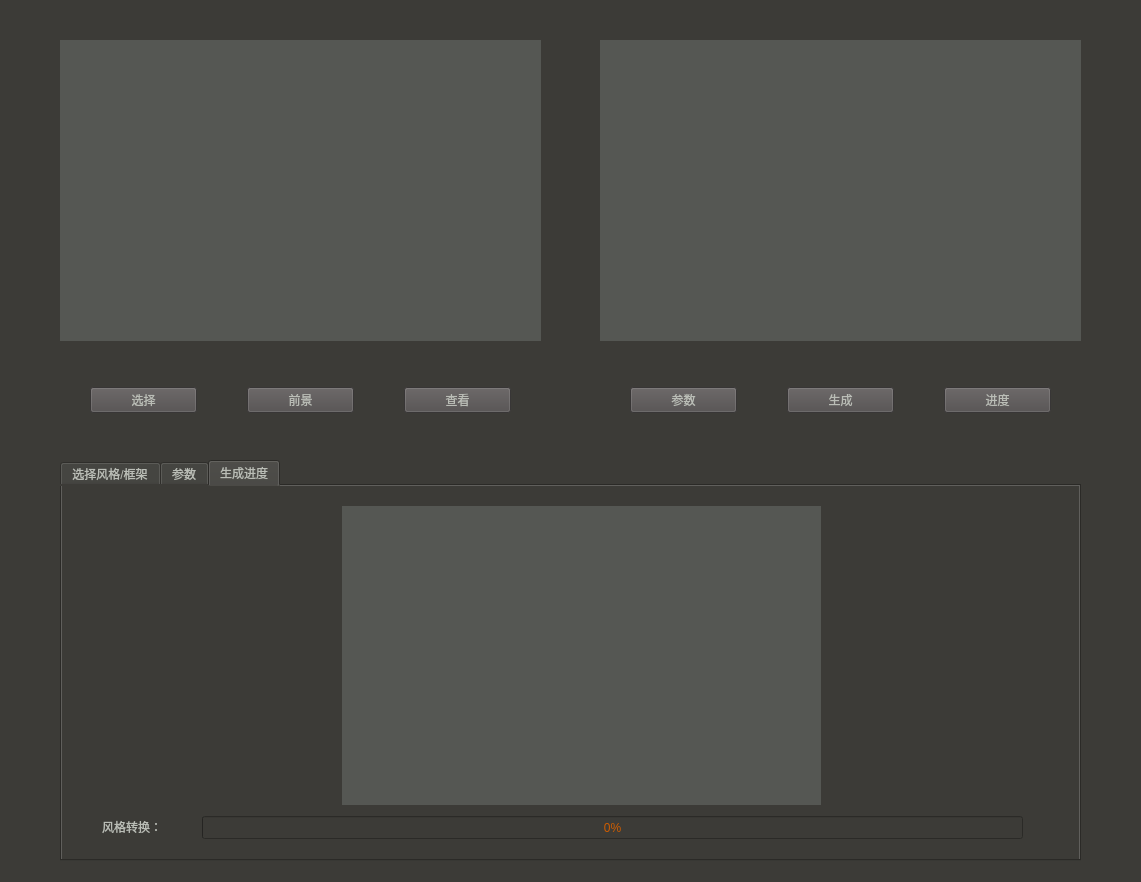
Old version of the form window.ui in the repository haoye999/perfect-image.
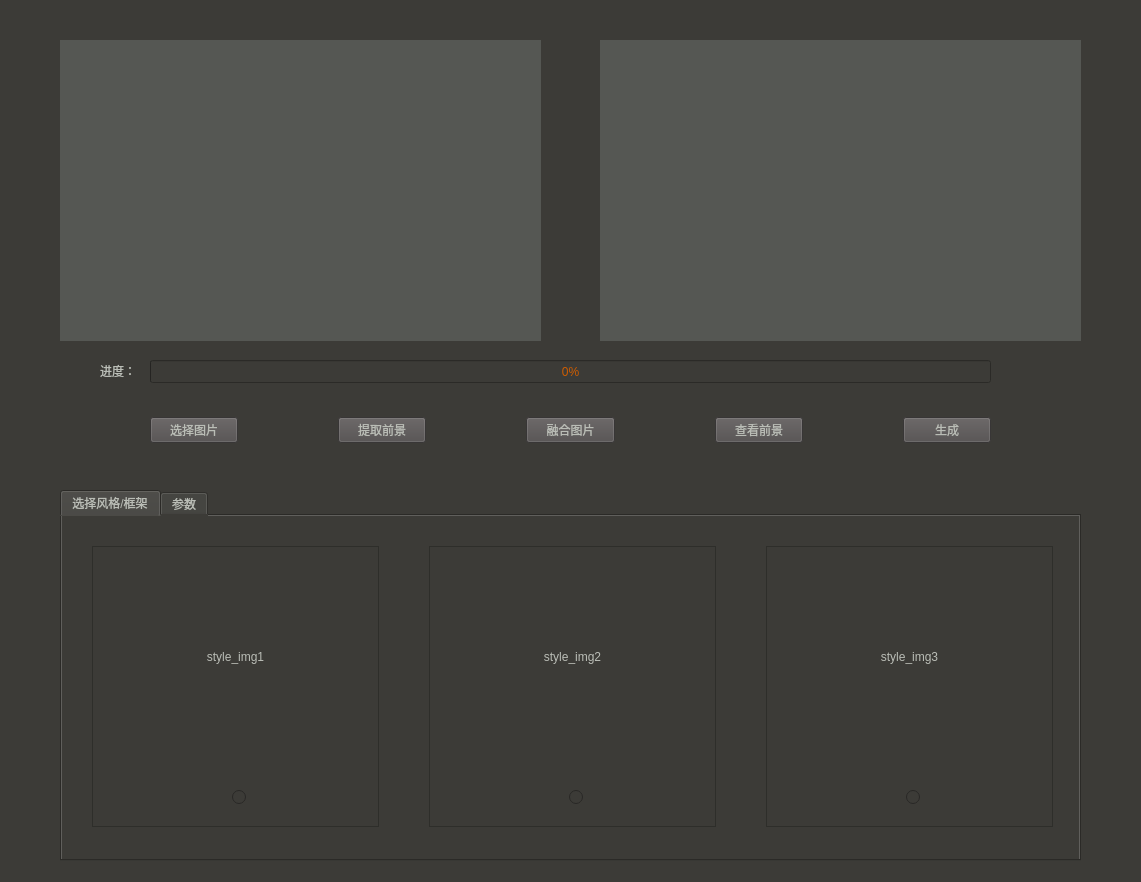
New version of the form. The open tabs and pages were chosen to show the change.

```diff
--- a/window.ui
+++ b/window.ui
@@ -53,39 +53,53 @@
     <property name="geometry">
      <rect>
       <x>60</x>
-      <y>360</y>
-      <width>481</width>
+      <y>390</y>
+      <width>1021</width>
       <height>80</height>
      </rect>
     </property>
     <layout class="QHBoxLayout" name="btns_layout">
      <property name="spacing">
-      <number>50</number>
+      <number>100</number>
      </property>
      <property name="leftMargin">
-      <number>30</number>
+      <number>90</number>
      </property>
      <property name="rightMargin">
-      <number>30</number>
+      <number>90</number>
      </property>
      <item>
       <widget class="QPushButton" name="btn_select_content">
        <property name="text">
-        <string>选择</string>
+        <string>选择图片</string>
        </property>
       </widget>
      </item>
      <item>
       <widget class="QPushButton" name="btn_get_foreground">
        <property name="text">
-        <string>前景</string>
+        <string>提取前景</string>
+       </property>
+      </widget>
+     </item>
+     <item>
+      <widget class="QPushButton" name="btn_mixup">
+       <property name="text">
+        <string>融合图片</string>
        </property>
       </widget>
      </item>
      <item>
       <widget class="QPushButton" name="btn_foreground_view">
        <property name="text">
-        <string>查看</string>
+        <string>查看前景</string>
+       </property>
+      </widget>
+     </item>
+     <item>
+      <widget class="QPushButton" name="btn_style_transfer">
+       <property name="text">
+        <string>生成</string>
        </property>
       </widget>
      </item>
@@ -174,55 +188,13 @@
      </item>
     </layout>
    </widget>
-   <widget class="QWidget" name="horizontalLayoutWidget_5">
-    <property name="geometry">
-     <rect>
-      <x>600</x>
-      <y>360</y>
-      <width>481</width>
-      <height>80</height>
-     </rect>
-    </property>
-    <layout class="QHBoxLayout" name="btns_layout_2">
-     <property name="spacing">
-      <number>50</number>
-     </property>
-     <property name="leftMargin">
-      <number>30</number>
-     </property>
-     <property name="rightMargin">
-      <number>30</number>
-     </property>
-     <item>
-      <widget class="QPushButton" name="btn_args">
-       <property name="text">
-        <string>参数</string>
-       </property>
-      </widget>
-     </item>
-     <item>
-      <widget class="QPushButton" name="btn_style_transfer">
-       <property name="text">
-        <string>生成</string>
-       </property>
-      </widget>
-     </item>
-     <item>
-      <widget class="QPushButton" name="btn_progress">
-       <property name="text">
-        <string>进度</string>
-       </property>
-      </widget>
-     </item>
-    </layout>
-   </widget>
    <widget class="QTabWidget" name="tabWidget">
     <property name="geometry">
      <rect>
       <x>60</x>
-      <y>460</y>
+      <y>490</y>
       <width>1021</width>
-      <height>401</height>
+      <height>371</height>
      </rect>
     </property>
     <property name="currentIndex">
@@ -236,7 +208,7 @@
       <property name="geometry">
        <rect>
         <x>0</x>
-        <y>20</y>
+        <y>10</y>
         <width>1021</width>
         <height>321</height>
        </rect>
@@ -544,74 +516,32 @@
       </property>
      </widget>
     </widget>
-    <widget class="QWidget" name="tab_progress">
-     <attribute name="title">
-      <string>生成进度</string>
-     </attribute>
-     <widget class="QLabel" name="label_4">
-      <property name="geometry">
-       <rect>
-        <x>40</x>
-        <y>330</y>
-        <width>81</width>
-        <height>21</height>
-       </rect>
-      </property>
-      <property name="text">
-       <string>风格转换：</string>
-      </property>
-     </widget>
-     <widget class="QProgressBar" name="progressBar_transfer">
-      <property name="geometry">
-       <rect>
-        <x>140</x>
-        <y>330</y>
-        <width>821</width>
-        <height>23</height>
-       </rect>
-      </property>
-      <property name="value">
-       <number>0</number>
-      </property>
-     </widget>
-     <widget class="QLabel" name="lbl_progress_img">
-      <property name="geometry">
-       <rect>
-        <x>280</x>
-        <y>20</y>
-        <width>479</width>
-        <height>299</height>
-       </rect>
-      </property>
-      <property name="sizeIncrement">
-       <size>
-        <width>0</width>
-        <height>0</height>
-       </size>
-      </property>
-      <property name="cursor">
-       <cursorShape>CrossCursor</cursorShape>
-      </property>
-      <property name="text">
-       <string/>
-      </property>
-      <property name="textFormat">
-       <enum>Qt::AutoText</enum>
-      </property>
-      <property name="scaledContents">
-       <bool>false</bool>
-      </property>
-      <property name="alignment">
-       <set>Qt::AlignCenter</set>
-      </property>
-      <property name="wordWrap">
-       <bool>false</bool>
-      </property>
-      <property name="openExternalLinks">
-       <bool>false</bool>
-      </property>
-     </widget>
-    </widget>
+   </widget>
+   <widget class="QLabel" name="label_4">
+    <property name="geometry">
+     <rect>
+      <x>100</x>
+      <y>360</y>
+      <width>41</width>
+      <height>21</height>
+     </rect>
+    </property>
+    <property name="text">
+     <string>进度：</string>
+    </property>
+   </widget>
+   <widget class="QProgressBar" name="progressBar_transfer">
+    <property name="geometry">
+     <rect>
+      <x>150</x>
+      <y>360</y>
+      <width>841</width>
+      <height>23</height>
+     </rect>
+    </property>
+    <property name="value">
+     <number>0</number>
+    </property>
    </widget>
   </widget>
  </widget>
```
Left out of the diff: 21 changed lines with no effect on the pictures.
